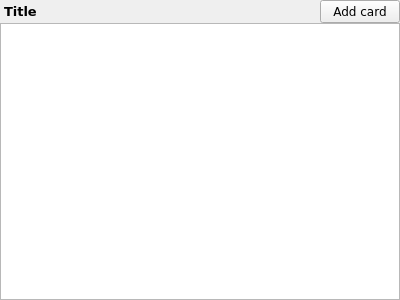
lit-uriy/KanbanOrganiser, file Organiser/gui/widgets/widgetnotes.ui: the form before one commit.
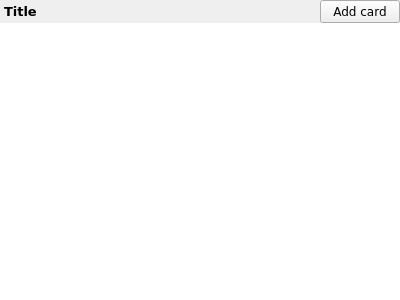
The form after the commit. Icons and pictures are not drawn.

What changed in the file:
```diff
--- a/Organiser/gui/widgets/widgetnotes.ui
+++ b/Organiser/gui/widgets/widgetnotes.ui
@@ -102,6 +102,9 @@
      <property name="contextMenuPolicy">
       <enum>Qt::CustomContextMenu</enum>
      </property>
+     <property name="frameShape">
+      <enum>QFrame::NoFrame</enum>
+     </property>
      <attribute name="horizontalHeaderVisible">
       <bool>false</bool>
      </attribute>
```
